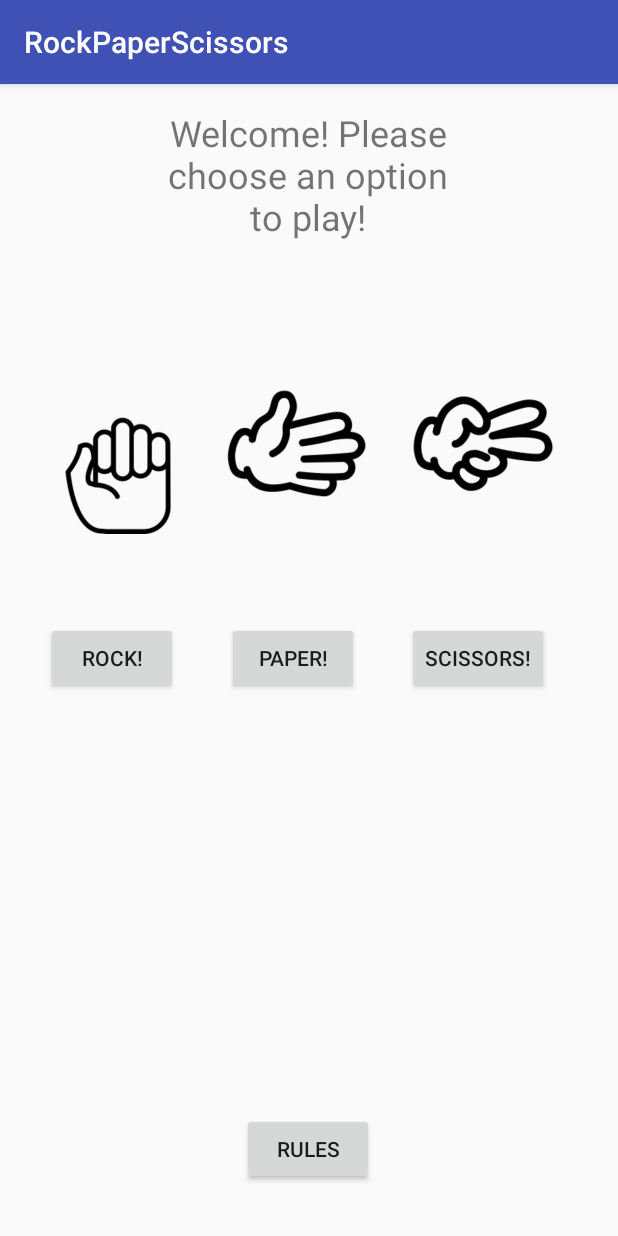
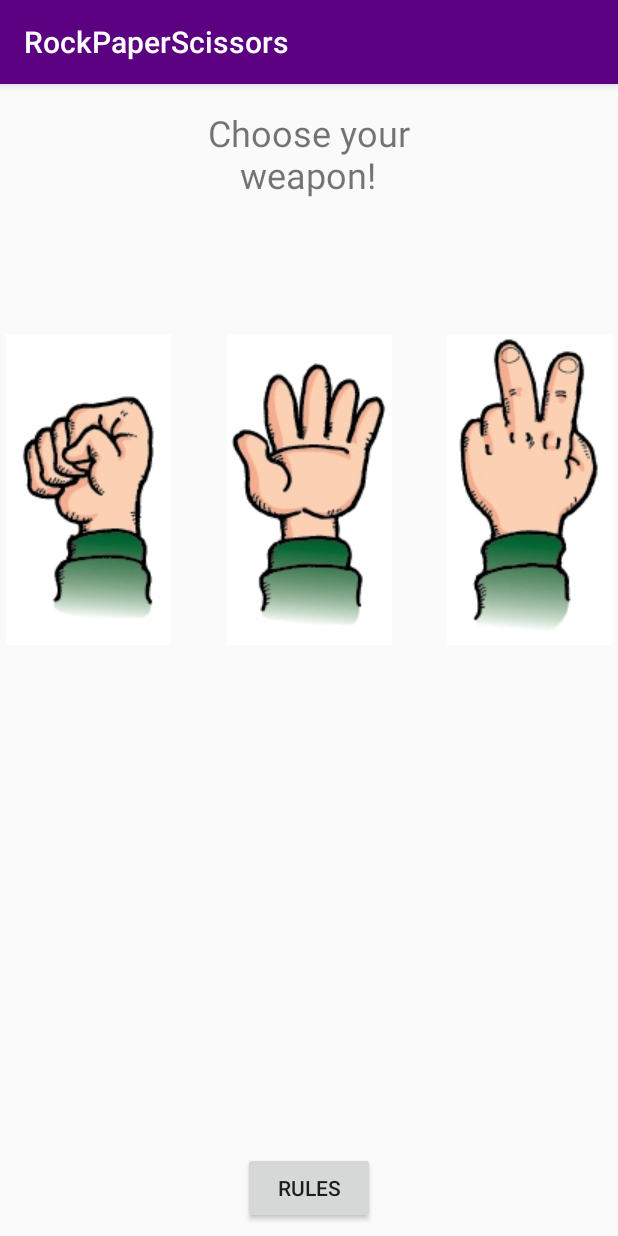
Before and after one commit to markywildtype/rock_paper_scissors_lab_w8d3, an Android app: the screen it shows after launch (RockPaperScissorsActivity), on a phone screen of 412 x 824 dp. Run offline under Robolectric (Android 15) with nearby library versions, the phone set to English and light mode, and no system bars.

Commit message:
updated styling, replaced buttons with image buttons

```diff
--- a/app/src/main/AndroidManifest.xml
+++ b/app/src/main/AndroidManifest.xml
@@ -18,6 +18,7 @@
         </activity>
         <activity
             android:name=".RulesActivity"
+            android:theme="@style/MyTheme"
             android:parentActivityName=".RockPaperScissorsActivity">
         </activity>
     </application>
--- a/app/src/main/java/example/codeclan/com/rockpaperscissors/Game.java
+++ /dev/null
@@ -1,23 +0,0 @@
-package example.codeclan.com.rockpaperscissors;
-
-/**
- * Created by user on 24/01/2018.
- */
-
-public class Game {
-
-    private ScoreKeeper scoreKeeper;
-    private RockPaperScissors rockPaperScissors;
-    private RockPaperScissors rockPaperScissors2;
-    private RockPaperScissors rockPaperScissors3;
-    private RockPaperScissors rockPaperScissors4;
-    private RockPaperScissors rockPaperScissors5;
-
-    public Game(){
-
-    }
-
-    public void play(){
-
-    }
-}
--- a/app/src/main/java/example/codeclan/com/rockpaperscissors/RockPaperScissorsActivity.java
+++ b/app/src/main/java/example/codeclan/com/rockpaperscissors/RockPaperScissorsActivity.java
@@ -33,10 +33,7 @@ public class RockPaperScissorsActivity extends AppCompatActivity {
         } else if(game.gameIsWon() == 0) {
             computerScore += 1;
         }
-        computerScoreBox = findViewById(R.id.computer_score);
-        computerScoreBox.setText(String.valueOf(computerScore));
-        playersScoreBox = findViewById(R.id.player_score);
-        playersScoreBox.setText(String.valueOf(playerScore));
+        displayScores();
     }
 
     public void onPaperButtonClick(View button) {
@@ -49,10 +46,7 @@ public class RockPaperScissorsActivity extends AppCompatActivity {
         } else if(game.gameIsWon() == 0) {
             computerScore += 1;
         }
-        computerScoreBox = findViewById(R.id.computer_score);
-        computerScoreBox.setText(String.valueOf(computerScore));
-        playersScoreBox = findViewById(R.id.player_score);
-        playersScoreBox.setText(String.valueOf(playerScore));
+        displayScores();
     }
 
     public void onScissorsButtonClick(View button) {
@@ -65,10 +59,14 @@ public class RockPaperScissorsActivity extends AppCompatActivity {
         } else if(game.gameIsWon() == 0) {
             computerScore += 1;
         }
+        displayScores();
+    }
+
+    public void displayScores(){
         computerScoreBox = findViewById(R.id.computer_score);
-        computerScoreBox.setText(String.valueOf(computerScore));
+        computerScoreBox.setText("Computer: " + String.valueOf(computerScore));
         playersScoreBox = findViewById(R.id.player_score);
-        playersScoreBox.setText(String.valueOf(playerScore));
+        playersScoreBox.setText("Player: " + String.valueOf(playerScore));
     }
 
     public void onRulesButtonClick(View button) {
--- a/app/src/main/java/example/codeclan/com/rockpaperscissors/ScoreKeeper.java
+++ /dev/null
@@ -1,19 +0,0 @@
-package example.codeclan.com.rockpaperscissors;
-
-/**
- * Created by user on 24/01/2018.
- */
-
-public class ScoreKeeper {
-
-    private int playerScore;
-    private int computerScore;
-
-    public ScoreKeeper(){
-        this.computerScore = 0;
-        this.playerScore = 0;
-    }
-
-
-
-}
--- a/app/src/main/res/layout/activity_rock_paper_scissors.xml
+++ b/app/src/main/res/layout/activity_rock_paper_scissors.xml
@@ -4,12 +4,13 @@
     xmlns:tools="http://schemas.android.com/tools"
     android:layout_width="match_parent"
     android:layout_height="match_parent"
+    android:backgroundTint="@android:color/holo_red_dark"
     tools:context="example.codeclan.com.rockpaperscissors.RockPaperScissorsActivity">
 
     <TextView
         android:id="@+id/welcome"
         android:layout_width="188dp"
-        android:layout_height="105dp"
+        android:layout_height="68dp"
         android:layout_marginBottom="8dp"
         android:layout_marginEnd="8dp"
         android:layout_marginStart="8dp"
@@ -24,70 +25,18 @@
         app:layout_constraintTop_toTopOf="parent"
         app:layout_constraintVertical_bias="0.0" />
 
-    <Button
-        android:id="@+id/rock_button"
-        android:layout_width="wrap_content"
-        android:layout_height="wrap_content"
-        android:layout_marginBottom="8dp"
+    <TextView
+        android:id="@+id/game_result"
+        android:layout_width="300dp"
+        android:layout_height="69dp"
+        android:layout_marginBottom="112dp"
         android:layout_marginEnd="8dp"
         android:layout_marginStart="8dp"
-        android:layout_marginTop="8dp"
-        android:onClick="onRockButtonClick"
-        android:text="@string/rock_button"
+        android:textAlignment="center"
+        android:textSize="24sp"
         app:layout_constraintBottom_toBottomOf="parent"
         app:layout_constraintEnd_toEndOf="parent"
-        app:layout_constraintHorizontal_bias="0.073"
-        app:layout_constraintStart_toStartOf="parent"
-        app:layout_constraintTop_toTopOf="parent"
-        app:layout_constraintVertical_bias="0.498" />
-
-    <Button
-        android:id="@+id/paper_button"
-        android:layout_width="wrap_content"
-        android:layout_height="wrap_content"
-        android:layout_marginBottom="8dp"
-        android:layout_marginEnd="8dp"
-        android:layout_marginStart="8dp"
-        android:layout_marginTop="8dp"
-        android:onClick="onPaperButtonClick"
-        android:text="@string/paper_button"
-        app:layout_constraintBottom_toBottomOf="parent"
-        app:layout_constraintEnd_toStartOf="@+id/scissors_button"
-        app:layout_constraintStart_toEndOf="@+id/rock_button"
-        app:layout_constraintTop_toTopOf="parent"
-        app:layout_constraintVertical_bias="0.498" />
-
-    <Button
-        android:id="@+id/scissors_button"
-        android:layout_width="wrap_content"
-        android:layout_height="wrap_content"
-        android:layout_marginBottom="8dp"
-        android:layout_marginEnd="28dp"
-        android:layout_marginStart="8dp"
-        android:layout_marginTop="8dp"
-        android:onClick="onScissorsButtonClick"
-        android:text="@string/scissors_button"
-        app:layout_constraintBottom_toBottomOf="parent"
-        app:layout_constraintEnd_toEndOf="parent"
-        app:layout_constraintHorizontal_bias="0.936"
-        app:layout_constraintStart_toStartOf="parent"
-        app:layout_constraintTop_toTopOf="parent"
-        app:layout_constraintVertical_bias="0.498" />
-
-    <TextView
-        android:id="@+id/game_result"
-        android:layout_width="262dp"
-        android:layout_height="52dp"
-        android:layout_marginBottom="8dp"
-        android:layout_marginEnd="8dp"
-        android:layout_marginStart="8dp"
-        android:layout_marginTop="8dp"
-        app:layout_constraintBottom_toBottomOf="parent"
-        app:layout_constraintEnd_toEndOf="parent"
-        app:layout_constraintHorizontal_bias="0.496"
-        app:layout_constraintStart_toStartOf="parent"
-        app:layout_constraintTop_toBottomOf="@+id/paper_button"
-        app:layout_constraintVertical_bias="0.053" />
+        app:layout_constraintStart_toStartOf="parent" />
 
     <Button
         android:id="@+id/rules_button"
@@ -101,81 +50,81 @@
         android:text="@string/rules_button"
         app:layout_constraintBottom_toBottomOf="parent"
         app:layout_constraintEnd_toEndOf="parent"
-        app:layout_constraintHorizontal_bias="0.498"
         app:layout_constraintStart_toStartOf="parent"
         app:layout_constraintTop_toBottomOf="@+id/game_result"
-        app:layout_constraintVertical_bias="0.882" />
-
-    <ImageView
-        android:id="@+id/imageView2"
-        android:layout_width="100dp"
-        android:layout_height="117dp"
-        android:layout_marginBottom="8dp"
-        android:layout_marginEnd="8dp"
-        android:layout_marginStart="8dp"
-        android:layout_marginTop="8dp"
-        app:layout_constraintBottom_toTopOf="@+id/rock_button"
-        app:layout_constraintEnd_toEndOf="parent"
-        app:layout_constraintHorizontal_bias="0.076"
-        app:layout_constraintStart_toStartOf="parent"
-        app:layout_constraintTop_toTopOf="parent"
-        app:layout_constraintVertical_bias="0.815"
-        app:srcCompat="@drawable/rock" />
-
-    <ImageView
-        android:id="@+id/imageView3"
-        android:layout_width="100dp"
-        android:layout_height="117dp"
-        android:layout_marginBottom="8dp"
-        android:layout_marginEnd="8dp"
-        android:layout_marginStart="8dp"
-        android:layout_marginTop="8dp"
-        app:layout_constraintBottom_toBottomOf="parent"
-        app:layout_constraintEnd_toEndOf="parent"
-        app:layout_constraintHorizontal_bias="0.469"
-        app:layout_constraintStart_toStartOf="parent"
-        app:layout_constraintTop_toTopOf="parent"
-        app:layout_constraintVertical_bias="0.275"
-        app:srcCompat="@drawable/paper" />
-
-    <ImageView
-        android:id="@+id/imageView4"
-        android:layout_width="100dp"
-        android:layout_height="117dp"
-        android:layout_marginBottom="8dp"
-        android:layout_marginEnd="8dp"
-        android:layout_marginStart="8dp"
-        android:layout_marginTop="8dp"
-        app:layout_constraintBottom_toBottomOf="parent"
-        app:layout_constraintEnd_toEndOf="parent"
-        app:layout_constraintHorizontal_bias="0.327"
-        app:layout_constraintStart_toEndOf="@+id/imageView3"
-        app:layout_constraintTop_toTopOf="parent"
-        app:layout_constraintVertical_bias="0.275"
-        app:srcCompat="@drawable/scissors" />
+        app:layout_constraintVertical_bias="1.0" />
 
     <TextView
         android:id="@+id/player_score"
-        android:layout_width="109dp"
+        android:layout_width="150dp"
         android:layout_height="36dp"
         android:layout_marginBottom="8dp"
-        android:layout_marginStart="68dp"
+        android:layout_marginStart="32dp"
         android:layout_marginTop="8dp"
+        android:textColor="@color/colorPrimary"
+        android:textSize="24sp"
         app:layout_constraintBottom_toTopOf="@+id/rules_button"
         app:layout_constraintStart_toStartOf="parent"
-        app:layout_constraintTop_toBottomOf="@+id/game_result" />
+        app:layout_constraintTop_toBottomOf="@+id/game_result"
+        app:layout_constraintVertical_bias="0.508" />
 
     <TextView
         android:id="@+id/computer_score"
-        android:layout_width="109dp"
+        android:layout_width="150dp"
         android:layout_height="36dp"
         android:layout_marginBottom="8dp"
         android:layout_marginEnd="8dp"
         android:layout_marginStart="8dp"
         android:layout_marginTop="8dp"
+        android:textColor="@color/colorPrimaryDark"
+        android:textSize="24sp"
         app:layout_constraintBottom_toTopOf="@+id/rules_button"
         app:layout_constraintEnd_toEndOf="parent"
         app:layout_constraintStart_toEndOf="@+id/player_score"
         app:layout_constraintTop_toBottomOf="@+id/game_result" />
 
+    <ImageButton
+        android:id="@+id/rock_image_button"
+        android:layout_width="110dp"
+        android:layout_height="207dp"
+        android:layout_marginBottom="8dp"
+        android:layout_marginStart="4dp"
+        android:layout_marginTop="8dp"
+        android:onClick="onRockButtonClick"
+        app:layout_constraintBottom_toBottomOf="parent"
+        app:layout_constraintStart_toStartOf="parent"
+        app:layout_constraintTop_toTopOf="parent"
+        app:layout_constraintVertical_bias="0.291"
+        app:srcCompat="@drawable/rock" />
+
+    <ImageButton
+        android:id="@+id/paper_image_button"
+        android:layout_width="110dp"
+        android:layout_height="207dp"
+        android:layout_marginBottom="8dp"
+        android:layout_marginEnd="8dp"
+        android:layout_marginStart="8dp"
+        android:layout_marginTop="8dp"
+        android:onClick="onPaperButtonClick"
+        app:layout_constraintBottom_toBottomOf="parent"
+        app:layout_constraintEnd_toStartOf="@+id/scissors_image_button"
+        app:layout_constraintStart_toEndOf="@+id/rock_image_button"
+        app:layout_constraintTop_toTopOf="parent"
+        app:layout_constraintVertical_bias="0.291"
+        app:srcCompat="@drawable/paper" />
+
+    <ImageButton
+        android:id="@+id/scissors_image_button"
+        android:layout_width="110dp"
+        android:layout_height="207dp"
+        android:layout_marginBottom="8dp"
+        android:layout_marginEnd="4dp"
+        android:layout_marginTop="8dp"
+        android:onClick="onScissorsButtonClick"
+        app:layout_constraintBottom_toBottomOf="parent"
+        app:layout_constraintEnd_toEndOf="parent"
+        app:layout_constraintTop_toTopOf="parent"
+        app:layout_constraintVertical_bias="0.291"
+        app:srcCompat="@drawable/scissors" />
+
 </android.support.constraint.ConstraintLayout>
--- a/app/src/main/res/values/colors.xml
+++ b/app/src/main/res/values/colors.xml
@@ -1,6 +1,7 @@
 <?xml version="1.0" encoding="utf-8"?>
 <resources>
-    <color name="colorPrimary">#3F51B5</color>
-    <color name="colorPrimaryDark">#303F9F</color>
+    <color name="colorPrimary">#5a0080</color>
+    <color name="colorPrimaryDark">#007b23</color>
     <color name="colorAccent">#FF4081</color>
+    <color name="background">#FFFFFF</color>
 </resources>
--- a/app/src/main/res/values/strings.xml
+++ b/app/src/main/res/values/strings.xml
@@ -1,14 +1,16 @@
 <resources>
     <string name="app_name">RockPaperScissors</string>
-    <string name="welcome">Welcome! Please choose an option to play!</string>
+    <string name="welcome">Choose your weapon!</string>
     <string name="rock_button">Rock!</string>
     <string name="paper_button">Paper!</string>
     <string name="scissors_button">Scissors!</string>
     <string name="rules_button">Rules</string>
-    <string name="rules_text">Choose either rock, paper or scissors. You win if your choice
-                              beats the computers choice. \n Rock beats scissors but loses to
+    <string name="rules_text">Choose rock, paper or scissors. You win if your choice
+                              beats the computer\'s choice. \n Rock beats scissors but loses to
                             paper. \n Scissors beats paper but loses to rock. \n Paper beats
                               rock but loses to scissors. \n Good luck!!!
 
     </string>
+    <string name="player_score">Player: </string>
+    <string name="computer_score">Computer: </string>
 </resources>
--- /dev/null
+++ b/app/src/main/res/values/themes.xml
@@ -0,0 +1,6 @@
+<?xml version="1.0" encoding="utf-8"?>
+<resources>
+<style name="MyTheme" parent="@android:style/Theme.Light">
+    <item name="android:windowBackground">@color/background</item>
+</style>
+</resources>
```
Also changed, not shown: app/src/main/res/drawable/paper.jpg (added), app/src/main/res/drawable/paper.png (deleted), app/src/main/res/drawable/rock.jpg (added), app/src/main/res/drawable/rock.png (deleted), app/src/main/res/drawable/scissors.jpg (added), app/src/main/res/drawable/scissors.png (deleted).
